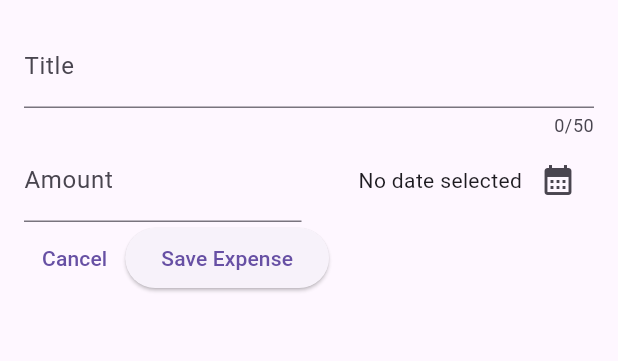
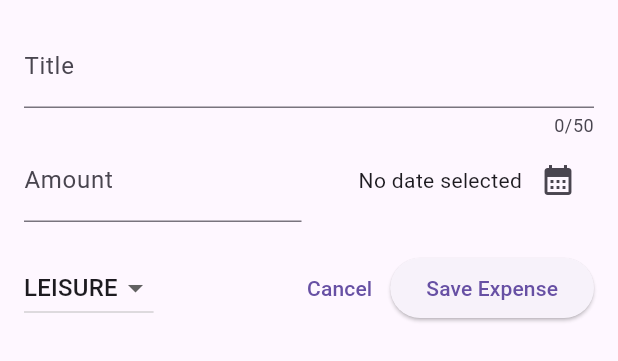
Before and after one commit to Xenovka/flutter_expense_tracker, a Flutter app: the NewExpense widget shown alone on an empty page, opened directly, on a phone screen of 412 x 824 dp. Shown: the top 361 px of the screen. Run offline on Flutter 3.47's test engine with Material 2 defaults, Android fonts, the phone set to English and light mode, and no system bars.

Commit message:
dropdown for category

```diff
--- a/lib/widgets/new_expense.dart
+++ b/lib/widgets/new_expense.dart
@@ -14,6 +14,7 @@ class _NewExpenseState extends State<NewExpense> {
   final _titleController = TextEditingController();
   final _amountController = TextEditingController();
   DateTime? _selectedDate;
+  Category _selectedCategory = Category.leisure;
 
   void _presentDatePicker() async {
     final now = DateTime.now();
@@ -78,8 +79,30 @@ class _NewExpenseState extends State<NewExpense> {
               )
             ],
           ),
+          const SizedBox(height: 20),
           Row(
             children: [
+              DropdownButton(
+                value: _selectedCategory,
+                items: Category.values
+                    .map(
+                      (category) => DropdownMenuItem(
+                        value: category,
+                        child: Text(category.name.toUpperCase()),
+                      ),
+                    )
+                    .toList(),
+                onChanged: (value) {
+                  if (value == null) {
+                    return;
+                  }
+
+                  setState(() {
+                    _selectedCategory = value;
+                  });
+                },
+              ),
+              const Spacer(),
               TextButton(
                 onPressed: () {
                   Navigator.pop(context);
```
